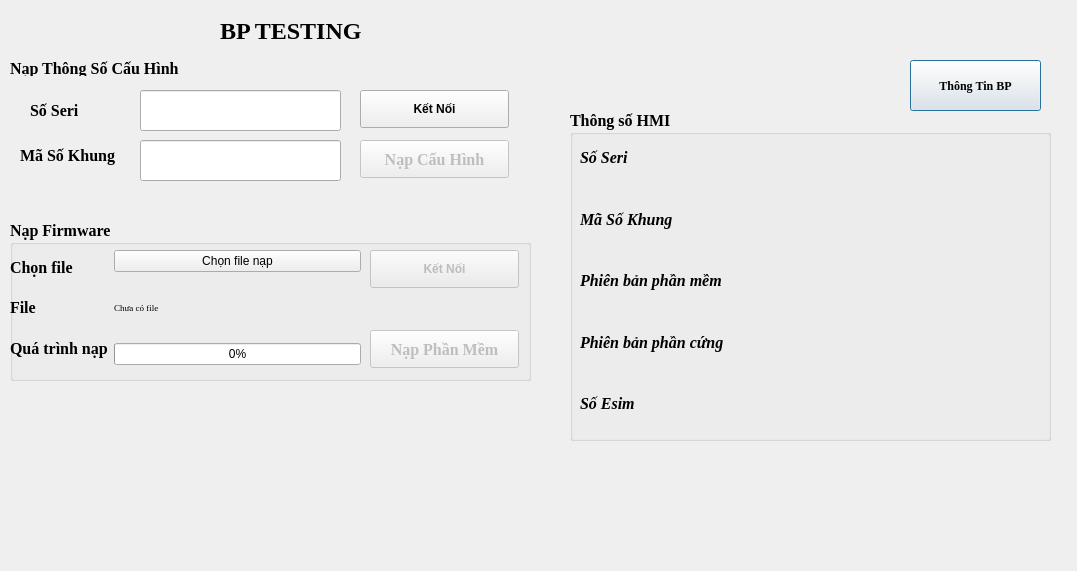
The window that views/hmi.ui (CongPV121/SDT) describes before a commit, drawn with Qt 5.
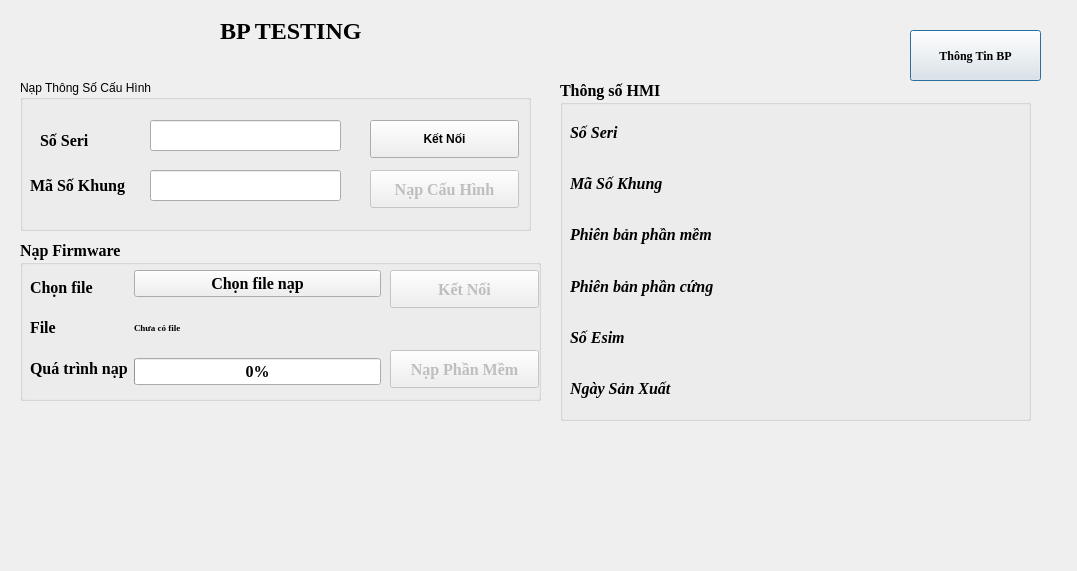
The same window after the commit. Icons and pictures are not drawn.

Diff of the .ui file:
```diff
--- a/views/hmi.ui
+++ b/views/hmi.ui
@@ -13,45 +13,11 @@
   <property name="windowTitle">
    <string>HMI TESTING</string>
   </property>
-  <widget class="QLabel" name="label">
-   <property name="geometry">
-    <rect>
-     <x>10</x>
-     <y>60</y>
-     <width>171</width>
-     <height>16</height>
-    </rect>
-   </property>
-   <property name="font">
-    <font>
-     <family>Times New Roman</family>
-     <pointsize>12</pointsize>
-     <weight>75</weight>
-     <bold>true</bold>
-    </font>
-   </property>
-   <property name="text">
-    <string>Nạp Thông Số Cấu Hình</string>
-   </property>
-  </widget>
-  <widget class="QLineEdit" name="input_serial_vehicle">
-   <property name="enabled">
-    <bool>true</bool>
-   </property>
-   <property name="geometry">
-    <rect>
-     <x>140</x>
-     <y>90</y>
-     <width>201</width>
-     <height>41</height>
-    </rect>
-   </property>
-  </widget>
   <widget class="QPushButton" name="read_btn">
    <property name="geometry">
     <rect>
      <x>910</x>
-     <y>60</y>
+     <y>30</y>
      <width>131</width>
      <height>51</height>
     </rect>
@@ -59,7 +25,6 @@
    <property name="font">
     <font>
      <family>Times New Roman</family>
-     <weight>75</weight>
      <bold>true</bold>
     </font>
    </property>
@@ -78,78 +43,11 @@
     </size>
    </property>
   </widget>
-  <widget class="QPushButton" name="connect_dut">
-   <property name="enabled">
-    <bool>false</bool>
-   </property>
-   <property name="geometry">
-    <rect>
-     <x>370</x>
-     <y>250</y>
-     <width>149</width>
-     <height>38</height>
-    </rect>
-   </property>
-   <property name="font">
-    <font>
-     <weight>75</weight>
-     <bold>true</bold>
-    </font>
-   </property>
-   <property name="text">
-    <string>Kết Nối</string>
-   </property>
-   <property name="icon">
-    <iconset theme="accessories-calculator">
-     <selectedon>:/icon/copy-link.png</selectedon>
-    </iconset>
-   </property>
-   <property name="iconSize">
-    <size>
-     <width>32</width>
-     <height>32</height>
-    </size>
-   </property>
-  </widget>
-  <widget class="QLineEdit" name="input_device_sn">
-   <property name="enabled">
-    <bool>true</bool>
-   </property>
-   <property name="geometry">
-    <rect>
-     <x>140</x>
-     <y>140</y>
-     <width>201</width>
-     <height>41</height>
-    </rect>
-   </property>
-  </widget>
-  <widget class="QLabel" name="label_17">
-   <property name="geometry">
-    <rect>
-     <x>30</x>
-     <y>80</y>
-     <width>101</width>
-     <height>61</height>
-    </rect>
-   </property>
-   <property name="font">
-    <font>
-     <family>Times New Roman</family>
-     <pointsize>12</pointsize>
-     <weight>75</weight>
-     <bold>true</bold>
-    </font>
-   </property>
-   <property name="text">
-    <string>Số Seri</string>
-   </property>
-  </widget>
   <widget class="QGroupBox" name="groupBox_7">
    <property name="geometry">
     <rect>
-     <x>10</x>
-     <y>220</y>
+     <x>20</x>
+     <y>240</y>
      <width>521</width>
      <height>161</height>
     </rect>
@@ -158,7 +56,6 @@
     <font>
      <family>Times New Roman</family>
      <pointsize>12</pointsize>
-     <weight>75</weight>
      <bold>true</bold>
     </font>
    </property>
@@ -180,15 +77,14 @@
    <property name="checkable">
     <bool>false</bool>
    </property>
-  </widget>
-  <widget class="QPushButton" name="write_config">
+   <widget class="QPushButton" name="write_firm_ware">
    <property name="enabled">
     <bool>false</bool>
    </property>
    <property name="geometry">
     <rect>
-     <x>360</x>
-     <y>140</y>
+      <x>370</x>
+      <y>110</y>
      <width>149</width>
      <height>38</height>
     </rect>
@@ -197,7 +93,6 @@
     <font>
      <family>Times New Roman</family>
      <pointsize>12</pointsize>
-     <weight>75</weight>
      <bold>true</bold>
     </font>
    </property>
@@ -208,7 +103,7 @@
     <set>Qt::ImhNone</set>
    </property>
    <property name="text">
-    <string>Nạp Cấu Hình</string>
+     <string>Nạp Phần Mềm</string>
    </property>
    <property name="icon">
     <iconset theme="accessories-calculator">
@@ -222,41 +117,11 @@
     </size>
    </property>
   </widget>
-  <widget class="QPushButton" name="connect_dut_2">
-   <property name="geometry">
-    <rect>
-     <x>360</x>
-     <y>90</y>
-     <width>149</width>
-     <height>38</height>
-    </rect>
-   </property>
-   <property name="font">
-    <font>
-     <weight>75</weight>
-     <bold>true</bold>
-    </font>
-   </property>
-   <property name="text">
-    <string>Kết Nối</string>
-   </property>
-   <property name="icon">
-    <iconset theme="accessories-calculator">
-     <selectedon>:/icon/copy-link.png</selectedon>
-    </iconset>
-   </property>
-   <property name="iconSize">
-    <size>
-     <width>32</width>
-     <height>32</height>
-    </size>
-   </property>
-  </widget>
   <widget class="QWidget" name="layoutWidget_3">
    <property name="geometry">
     <rect>
      <x>10</x>
-     <y>250</y>
+      <y>30</y>
      <width>351</width>
      <height>115</height>
     </rect>
@@ -270,7 +135,6 @@
          <font>
           <family>Times New Roman</family>
           <pointsize>12</pointsize>
-          <weight>75</weight>
           <bold>true</bold>
          </font>
         </property>
@@ -285,7 +149,6 @@
          <font>
           <family>Times New Roman</family>
           <pointsize>12</pointsize>
-          <weight>75</weight>
           <bold>true</bold>
          </font>
         </property>
@@ -300,7 +163,6 @@
          <font>
           <family>Times New Roman</family>
           <pointsize>12</pointsize>
-          <weight>75</weight>
           <bold>true</bold>
          </font>
         </property>
@@ -350,14 +212,14 @@
     </item>
    </layout>
   </widget>
-  <widget class="QPushButton" name="write_firm_ware">
+   <widget class="QPushButton" name="connect_dut">
    <property name="enabled">
     <bool>false</bool>
    </property>
    <property name="geometry">
     <rect>
      <x>370</x>
-     <y>330</y>
+      <y>30</y>
      <width>149</width>
      <height>38</height>
     </rect>
@@ -366,22 +228,15 @@
     <font>
      <family>Times New Roman</family>
      <pointsize>12</pointsize>
-     <weight>75</weight>
      <bold>true</bold>
     </font>
    </property>
-   <property name="focusPolicy">
-    <enum>Qt::StrongFocus</enum>
-   </property>
-   <property name="inputMethodHints">
-    <set>Qt::ImhNone</set>
-   </property>
    <property name="text">
-    <string>Nạp Phần Mềm</string>
+     <string>Kết Nối</string>
    </property>
    <property name="icon">
     <iconset theme="accessories-calculator">
-     <selectedon>:/image/icon/download.png</selectedon>
+      <selectedon>:/icon/copy-link.png</selectedon>
     </iconset>
    </property>
    <property name="iconSize">
@@ -390,6 +245,7 @@
      <height>32</height>
     </size>
    </property>
+   </widget>
   </widget>
   <widget class="QLabel" name="header_2">
    <property name="geometry">
@@ -404,7 +260,6 @@
     <font>
      <family>Times New Roman</family>
      <pointsize>18</pointsize>
-     <weight>75</weight>
      <bold>true</bold>
     </font>
    </property>
@@ -412,41 +267,19 @@
     <string>BP TESTING</string>
    </property>
   </widget>
-  <widget class="QLabel" name="label_89">
-   <property name="geometry">
-    <rect>
-     <x>20</x>
-     <y>140</y>
-     <width>111</width>
-     <height>31</height>
-    </rect>
-   </property>
-   <property name="font">
-    <font>
-     <family>Times New Roman</family>
-     <pointsize>12</pointsize>
-     <weight>75</weight>
-     <bold>true</bold>
-    </font>
-   </property>
-   <property name="text">
-    <string>Mã Số Khung</string>
-   </property>
-  </widget>
   <widget class="QGroupBox" name="groupBox_8">
    <property name="geometry">
     <rect>
-     <x>570</x>
-     <y>110</y>
-     <width>481</width>
-     <height>331</height>
+     <x>560</x>
+     <y>80</y>
+     <width>471</width>
+     <height>341</height>
     </rect>
    </property>
    <property name="font">
     <font>
      <family>Times New Roman</family>
      <pointsize>12</pointsize>
-     <weight>75</weight>
      <bold>true</bold>
     </font>
    </property>
@@ -468,24 +301,22 @@
    <property name="checkable">
     <bool>false</bool>
    </property>
-  </widget>
   <widget class="QWidget" name="">
    <property name="geometry">
     <rect>
-     <x>580</x>
-     <y>130</y>
-     <width>461</width>
+      <x>10</x>
+      <y>30</y>
+      <width>451</width>
      <height>301</height>
     </rect>
    </property>
-   <layout class="QGridLayout" name="gridLayout_4">
+    <layout class="QGridLayout" name="gridLayout">
     <item row="0" column="0">
      <widget class="QLabel" name="label_13">
       <property name="font">
        <font>
         <family>Times New Roman</family>
         <pointsize>12</pointsize>
-        <weight>75</weight>
         <italic>true</italic>
         <bold>true</bold>
        </font>
@@ -501,7 +332,6 @@
        <font>
         <family>Times New Roman</family>
         <pointsize>12</pointsize>
-        <weight>75</weight>
         <italic>true</italic>
         <bold>true</bold>
        </font>
@@ -517,7 +347,6 @@
        <font>
         <family>Times New Roman</family>
         <pointsize>12</pointsize>
-        <weight>75</weight>
         <italic>true</italic>
         <bold>true</bold>
        </font>
@@ -533,7 +362,6 @@
        <font>
         <family>Times New Roman</family>
         <pointsize>12</pointsize>
-        <weight>75</weight>
         <italic>true</italic>
         <bold>true</bold>
        </font>
@@ -549,7 +377,6 @@
        <font>
         <family>Times New Roman</family>
         <pointsize>12</pointsize>
-        <weight>75</weight>
         <italic>true</italic>
         <bold>true</bold>
        </font>
@@ -565,7 +392,6 @@
        <font>
         <family>Times New Roman</family>
         <pointsize>12</pointsize>
-        <weight>75</weight>
         <italic>true</italic>
         <bold>true</bold>
        </font>
@@ -581,7 +407,6 @@
        <font>
         <family>Times New Roman</family>
         <pointsize>12</pointsize>
-        <weight>75</weight>
         <italic>true</italic>
         <bold>true</bold>
        </font>
@@ -597,7 +422,6 @@
        <font>
         <family>Times New Roman</family>
         <pointsize>12</pointsize>
-        <weight>75</weight>
         <italic>true</italic>
         <bold>true</bold>
        </font>
@@ -613,7 +437,6 @@
        <font>
         <family>Times New Roman</family>
         <pointsize>12</pointsize>
-        <weight>75</weight>
         <italic>true</italic>
         <bold>true</bold>
        </font>
@@ -629,7 +452,36 @@
        <font>
         <family>Times New Roman</family>
         <pointsize>12</pointsize>
-        <weight>75</weight>
+         <italic>true</italic>
+         <bold>true</bold>
+        </font>
+       </property>
+       <property name="text">
+        <string/>
+       </property>
+      </widget>
+     </item>
+     <item row="5" column="0">
+      <widget class="QLabel" name="label_22">
+       <property name="font">
+        <font>
+         <family>Times New Roman</family>
+         <pointsize>12</pointsize>
+         <italic>true</italic>
+         <bold>true</bold>
+        </font>
+       </property>
+       <property name="text">
+        <string>Ngày Sản Xuất</string>
+       </property>
+      </widget>
+     </item>
+     <item row="5" column="1">
+      <widget class="QLabel" name="date_manu">
+       <property name="font">
+        <font>
+         <family>Times New Roman</family>
+         <pointsize>12</pointsize>
         <italic>true</italic>
         <bold>true</bold>
        </font>
@@ -640,6 +492,155 @@
      </widget>
     </item>
    </layout>
+   </widget>
+  </widget>
+  <widget class="QGroupBox" name="groupBox">
+   <property name="geometry">
+    <rect>
+     <x>20</x>
+     <y>80</y>
+     <width>511</width>
+     <height>151</height>
+    </rect>
+   </property>
+   <property name="title">
+    <string>Nạp Thông Số Cấu Hình</string>
+   </property>
+   <widget class="QLabel" name="label_89">
+    <property name="geometry">
+     <rect>
+      <x>10</x>
+      <y>90</y>
+      <width>111</width>
+      <height>31</height>
+     </rect>
+    </property>
+    <property name="font">
+     <font>
+      <family>Times New Roman</family>
+      <pointsize>12</pointsize>
+      <bold>true</bold>
+     </font>
+    </property>
+    <property name="text">
+     <string>Mã Số Khung</string>
+    </property>
+   </widget>
+   <widget class="QLineEdit" name="input_device_sn">
+    <property name="enabled">
+     <bool>true</bool>
+    </property>
+    <property name="geometry">
+     <rect>
+      <x>130</x>
+      <y>90</y>
+      <width>191</width>
+      <height>31</height>
+     </rect>
+    </property>
+   </widget>
+   <widget class="QPushButton" name="write_config">
+    <property name="enabled">
+     <bool>false</bool>
+    </property>
+    <property name="geometry">
+     <rect>
+      <x>350</x>
+      <y>90</y>
+      <width>149</width>
+      <height>38</height>
+     </rect>
+    </property>
+    <property name="font">
+     <font>
+      <family>Times New Roman</family>
+      <pointsize>12</pointsize>
+      <bold>true</bold>
+     </font>
+    </property>
+    <property name="focusPolicy">
+     <enum>Qt::StrongFocus</enum>
+    </property>
+    <property name="inputMethodHints">
+     <set>Qt::ImhNone</set>
+    </property>
+    <property name="text">
+     <string>Nạp Cấu Hình</string>
+    </property>
+    <property name="icon">
+     <iconset theme="accessories-calculator">
+      <selectedon>:/image/icon/download.png</selectedon>
+     </iconset>
+    </property>
+    <property name="iconSize">
+     <size>
+      <width>32</width>
+      <height>32</height>
+     </size>
+    </property>
+   </widget>
+   <widget class="QLineEdit" name="input_serial_vehicle">
+    <property name="enabled">
+     <bool>true</bool>
+    </property>
+    <property name="geometry">
+     <rect>
+      <x>130</x>
+      <y>40</y>
+      <width>191</width>
+      <height>31</height>
+     </rect>
+    </property>
+   </widget>
+   <widget class="QPushButton" name="connect_dut_2">
+    <property name="geometry">
+     <rect>
+      <x>350</x>
+      <y>40</y>
+      <width>149</width>
+      <height>38</height>
+     </rect>
+    </property>
+    <property name="font">
+     <font>
+      <bold>true</bold>
+     </font>
+    </property>
+    <property name="text">
+     <string>Kết Nối</string>
+    </property>
+    <property name="icon">
+     <iconset theme="accessories-calculator">
+      <selectedon>:/icon/copy-link.png</selectedon>
+     </iconset>
+    </property>
+    <property name="iconSize">
+     <size>
+      <width>32</width>
+      <height>32</height>
+     </size>
+    </property>
+   </widget>
+   <widget class="QLabel" name="label_17">
+    <property name="geometry">
+     <rect>
+      <x>20</x>
+      <y>30</y>
+      <width>101</width>
+      <height>61</height>
+     </rect>
+    </property>
+    <property name="font">
+     <font>
+      <family>Times New Roman</family>
+      <pointsize>12</pointsize>
+      <bold>true</bold>
+     </font>
+    </property>
+    <property name="text">
+     <string>Số Seri</string>
+    </property>
+   </widget>
   </widget>
  </widget>
  <resources/>
```
Lines whose indentation alone changed are shown as unchanged.
